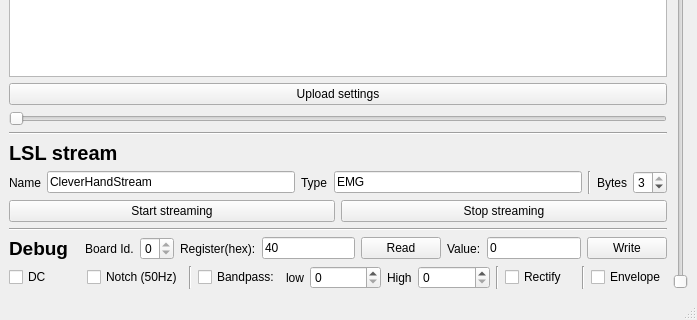
First picture: the form in forms/mainwindow.ui, repository Aightech/Cleverhand-configGUI, before the edit; both pictures show x 0 to 697 and y 328 to 648 of the 697 by 648 pixel window.
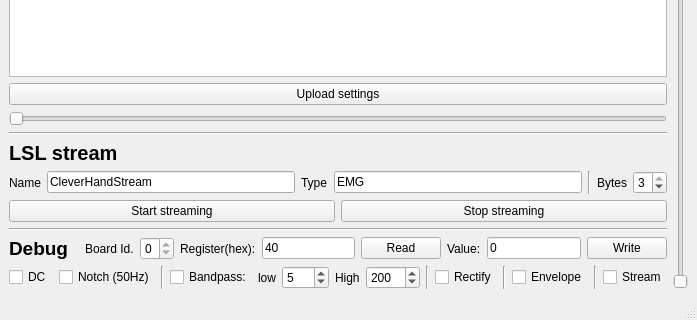
Second picture: the form after the edit.

Patch:
```diff
--- a/forms/mainwindow.ui
+++ b/forms/mainwindow.ui
@@ -1006,7 +1006,14 @@
            </widget>
           </item>
           <item>
-           <widget class="QSpinBox" name="spinBox_bandpass_low"/>
+           <widget class="QSpinBox" name="spinBox_bandpass_low">
+            <property name="maximum">
+             <number>200</number>
+            </property>
+            <property name="value">
+             <number>5</number>
+            </property>
+           </widget>
           </item>
           <item>
            <widget class="QLabel" name="label_16">
@@ -1022,7 +1029,14 @@
            </widget>
           </item>
           <item>
-           <widget class="QSpinBox" name="spinBox_bandpass_high"/>
+           <widget class="QSpinBox" name="spinBox_bandpass_high">
+            <property name="maximum">
+             <number>2000</number>
+            </property>
+            <property name="value">
+             <number>200</number>
+            </property>
+           </widget>
           </item>
           <item>
            <widget class="Line" name="line_12">
@@ -1052,6 +1066,20 @@
             </property>
            </widget>
           </item>
+          <item>
+           <widget class="Line" name="line_10">
+            <property name="orientation">
+             <enum>Qt::Vertical</enum>
+            </property>
+           </widget>
+          </item>
+          <item>
+           <widget class="QCheckBox" name="checkBox_stream_filltered_value">
+            <property name="text">
+             <string>Stream</string>
+            </property>
+           </widget>
+          </item>
          </layout>
         </item>
        </layout>
```
